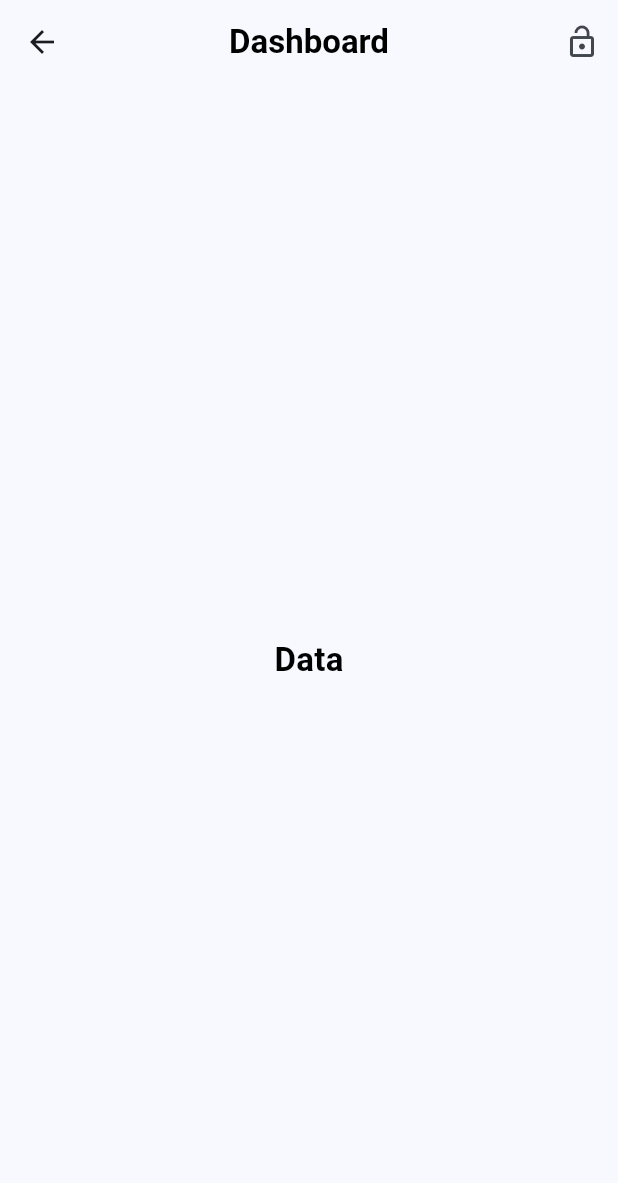
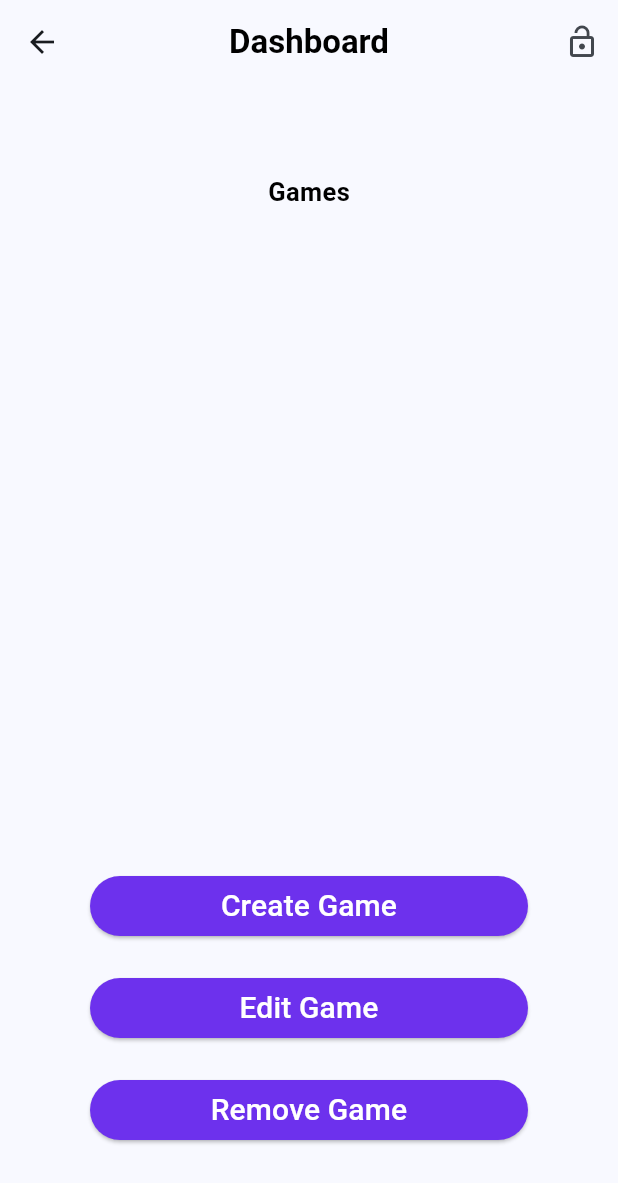
Before and after one commit to rafaeltiribas/game-tracker, a Flutter app: the screen it shows after launch, after a tap on "Login", after a tap on "Guest", on a phone screen of 412 x 824 dp. Shown: the top 1183 px of the screen. Run offline on Flutter 3.47's test engine with Material 3 defaults, Android fonts, the phone set to English and light mode, and no system bars; our stand-ins replace shared_preferences, sqflite_common, sqflite_common_ffi; accounts and stored records are empty; Roboto replaces fonts that are missing (Lexend).

Commit message:
fix dashboard game api request

```diff
--- a/game_tracker/lib/controller/game_controller.dart
+++ b/game_tracker/lib/controllers/game_controller.dart
@@ -33,4 +33,12 @@ class GameController {
     List<Game> list = res.isNotEmpty ? res.map((c) => Game.fromMap(c)).toList() : [];
     return list;
   }
+
+  Future<List<Game>> getGamesByUserId(int userId) async {
+    var db = await con.db;
+    var res = await db.query("game", where: "user_id = ?", whereArgs: [userId]);
+
+    List<Game> list = res.isNotEmpty ? res.map((c) => Game.fromMap(c)).toList() : [];
+    return list;
+  }
 }
--- a/game_tracker/lib/controller/game_genre_controller.dart
+++ b/game_tracker/lib/controllers/game_genre_controller.dart
@@ -4,15 +4,15 @@ import '../models/game_genre.dart';
 class GameGenreController {
   DatabaseHelper con = DatabaseHelper();
 
-  Future<int> saveGameGenre(GameGenre game_genre) async {
+  Future<int> saveGameGenre(GameGenre gameGenre) async {
     var db = await con.db;
-    int res = await db.insert('game_genre', game_genre.toMap());
+    int res = await db.insert('game_genre', gameGenre.toMap());
     return res;
   }
 
-  Future<int> deleteGameGenre(GameGenre game_genre) async {
+  Future<int> deleteGameGenre(GameGenre gameGenre) async {
     var db = await con.db;
-    int res = await db.delete("game_genre", where: "id = ?", whereArgs: [game_genre.id]);
+    int res = await db.delete("game_genre", where: "id = ?", whereArgs: [gameGenre.id]);
     return res;
   }
 
--- a/game_tracker/lib/pages/dashboard.dart
+++ b/game_tracker/lib/pages/dashboard.dart
@@ -1,18 +1,37 @@
 import 'package:flutter/material.dart';
+import 'package:game_tracker/controllers/game_controller.dart';
+import 'package:game_tracker/models/game.dart';
 
 class Dashboard extends StatefulWidget{
   final VoidCallback signOut;
-  Dashboard(this.signOut);
+  final int userId;
+
+  Dashboard({required this.signOut, required this.userId});
 
   @override
   State<Dashboard> createState() => _Dashboard();
 }
 
 class _Dashboard extends State<Dashboard>{
+  final GameController gameController = GameController();
+  List<Game> userGames = [];
+
+  @override
+  void initState(){
+    super.initState();
+    _loadUserGames();
+  }
 
   signOut() {
     setState(() {
       widget.signOut();
+    });
+  }
+
+  Future<void> _loadUserGames() async {
+    var games = await gameController.getGamesByUserId(widget.userId);
+    setState(() {
+      userGames = games;
     });
   }
 
@@ -55,16 +74,99 @@ class _Dashboard extends State<Dashboard>{
           mainAxisAlignment: MainAxisAlignment.center,
           children: [
             const Text(
-                'Data',
+                'Games',
                 style: TextStyle(
                   color: Color.fromARGB(255, 0, 0, 0),
                   fontFamily: 'Lexend',
-                  fontSize: 22,
+                  fontSize: 17,
                   fontWeight: FontWeight.bold,
                 ),
             ),
+            const SizedBox(height: 20),
+            Expanded(
+              child: ListView.builder(
+                itemCount: userGames.length,
+                itemBuilder: (context, index){
+                  return ListTile(
+                      title: Text(userGames[index].name),
+                  );
+                },
+              ),
+            ),
+            const SizedBox(height: 20),
+            _createBtn(),
+            const SizedBox(height: 20),
+            _editBtn(),
+            const SizedBox(height: 20),
+            _removeBtn(),
           ],),
       ),
     );
   }
+
+  Widget _createBtn() {
+    return ElevatedButton(
+        onPressed: () {
+          Navigator.push(
+            context,
+            MaterialPageRoute(builder: (context) => Dashboard(signOut: signOut, userId: 0)),
+          );
+        },
+        style: ElevatedButton.styleFrom(
+          backgroundColor: Color.fromARGB(255, 109, 49, 237),
+        ),
+        child: const SizedBox(
+          width: double.infinity,
+          child: Text(
+            "Create Game",
+            textAlign: TextAlign.center,
+            style: TextStyle(
+                fontSize: 20, fontFamily: 'Lexend', color: Colors.white),
+          ),
+        ));
+  }
+
+  Widget _editBtn() {
+    return ElevatedButton(
+        onPressed: () {
+          Navigator.push(
+            context,
+            MaterialPageRoute(builder: (context) => Dashboard(signOut: signOut, userId: 0)),
+          );
+        },
+        style: ElevatedButton.styleFrom(
+          backgroundColor: Color.fromARGB(255, 109, 49, 237),
+        ),
+        child: const SizedBox(
+          width: double.infinity,
+          child: Text(
+            "Edit Game",
+            textAlign: TextAlign.center,
+            style: TextStyle(
+                fontSize: 20, fontFamily: 'Lexend', color: Colors.white),
+          ),
+        ));
+  }
+
+  Widget _removeBtn() {
+    return ElevatedButton(
+        onPressed: () {
+          Navigator.push(
+            context,
+            MaterialPageRoute(builder: (context) => Dashboard(signOut: signOut, userId: 0)),
+          );
+        },
+        style: ElevatedButton.styleFrom(
+          backgroundColor: Color.fromARGB(255, 109, 49, 237),
+        ),
+        child: const SizedBox(
+          width: double.infinity,
+          child: Text(
+            "Remove Game",
+            textAlign: TextAlign.center,
+            style: TextStyle(
+                fontSize: 20, fontFamily: 'Lexend', color: Colors.white),
+          ),
+        ));
+  }
 }
--- a/game_tracker/lib/pages/home.dart
+++ b/game_tracker/lib/pages/home.dart
@@ -4,7 +4,7 @@ import 'package:game_tracker/pages/dashboard.dart';
 import 'package:game_tracker/pages/signup.dart';
 import 'package:game_tracker/models/user.dart';
 import 'package:shared_preferences/shared_preferences.dart';
-import 'package:game_tracker/controller/login_controller.dart';
+import 'package:game_tracker/controllers/login_controller.dart';
 
 enum LoginStatus { notSignin, signIn }
 
@@ -21,16 +21,18 @@ class _HomePageState extends State<HomePage> {
   String _email = "", _password = "";
   late LoginController controller;
   var value;
+  int userId = 0;  // Inicializando userId com 0
 
   _HomePageState() {
     this.controller = LoginController();
   }
 
-  savePref(int value, String email, String pass) async {
+  savePref(int value, int userId, String email, String pass) async {
     SharedPreferences preferences = await SharedPreferences.getInstance();
 
     setState(() {
       preferences.setInt("value", value);
+      preferences.setInt("userId", userId);
       preferences.setString("email", email);
       preferences.setString("pass", pass);
     });
@@ -45,9 +47,10 @@ class _HomePageState extends State<HomePage> {
       try {
         User user = await controller.getLogin(_email, _password);
         if (user.id != -1) {
-          savePref(1, user.email, user.password);
+          savePref(1, user.id!, user.email, user.password);
           setState(() {
             _loginStatus = LoginStatus.signIn;
+            userId = user.id!; // Atribuição de userId com user.id
           });
         } else {
           ScaffoldMessenger.of(context).showSnackBar(
@@ -67,6 +70,7 @@ class _HomePageState extends State<HomePage> {
 
     setState(() {
       preferences.setInt("value", 0);
+      preferences.setInt("userId", 0); // Definindo userId como 0 ao sair
       _loginStatus = LoginStatus.notSignin;
     });
   }
@@ -82,7 +86,7 @@ class _HomePageState extends State<HomePage> {
 
     setState(() {
       value = preferences.getInt("value");
-
+      userId = preferences.getInt("userId") ?? 0; // Definindo padrão 0
       _loginStatus = value == 1 ? LoginStatus.signIn : LoginStatus.notSignin;
     });
   }
@@ -99,14 +103,14 @@ class _HomePageState extends State<HomePage> {
         );
         break;
       case LoginStatus.signIn:
-        currentWidget = Dashboard(signOut);
+        currentWidget = Dashboard(signOut: signOut, userId: userId);
         break;
     }
 
     return currentWidget;
   }
 
-  _buildAppBar() {
+  AppBar _buildAppBar() {
     return AppBar(
       title: const Text(
         'Game Tracker',
@@ -121,7 +125,7 @@ class _HomePageState extends State<HomePage> {
     );
   }
 
-  _buildBody() {
+  Widget _buildBody() {
     return Padding(
       padding: const EdgeInsets.all(60.0),
       child: Center(
@@ -222,7 +226,7 @@ class _HomePageState extends State<HomePage> {
         onPressed: () {
           Navigator.push(
             context,
-            MaterialPageRoute(builder: (context) => Dashboard(signOut)),
+            MaterialPageRoute(builder: (context) => Dashboard(signOut: signOut, userId: 0)),
           );
         },
         style: ElevatedButton.styleFrom(
--- a/game_tracker/lib/pages/signup.dart
+++ b/game_tracker/lib/pages/signup.dart
@@ -1,6 +1,6 @@
 import 'package:flutter/foundation.dart';
 import 'package:flutter/material.dart';
-import 'package:game_tracker/controller/login_controller.dart';
+import 'package:game_tracker/controllers/login_controller.dart';
 import 'package:game_tracker/models/user.dart';
 import 'package:game_tracker/pages/home.dart';
 import 'package:shared_preferences/shared_preferences.dart';
```
Also changed, not shown: game_tracker/lib/models/game_genre.dart (+8 -8 lines), game_tracker/lib/controllers/genre_controller.dart (renamed from game_tracker/lib/controller/genre_controller.dart), game_tracker/lib/controllers/login_controller.dart (renamed from game_tracker/lib/controller/login_controller.dart), game_tracker/lib/controllers/review_controller.dart (renamed from game_tracker/lib/controller/review_controller.dart).
